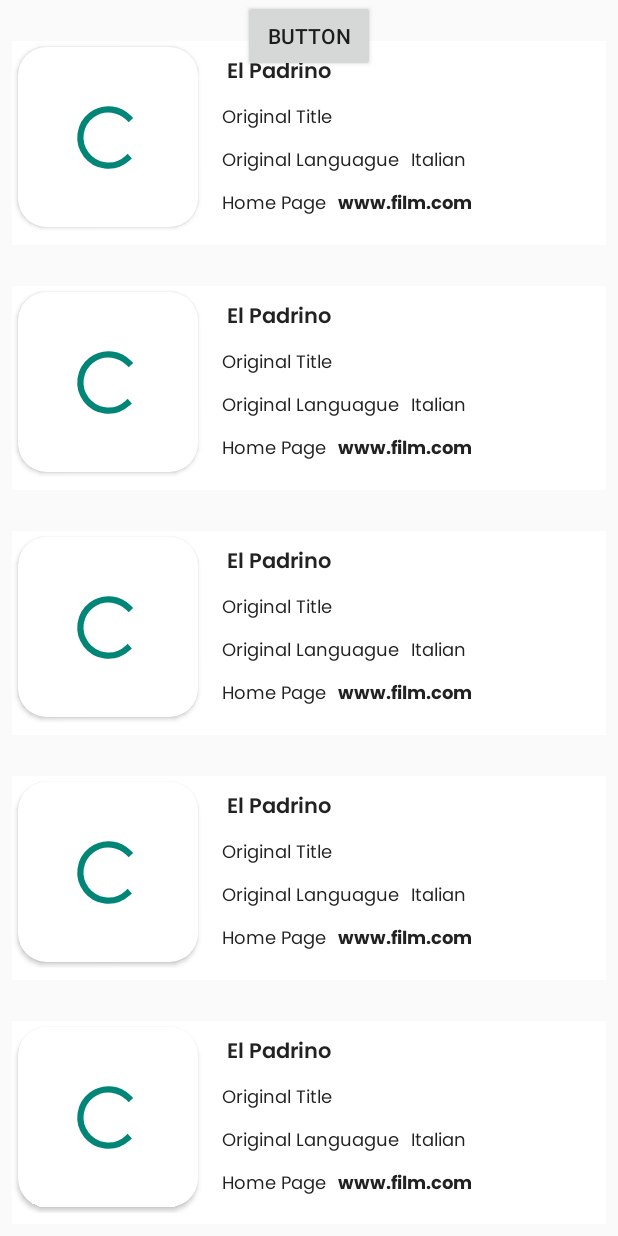
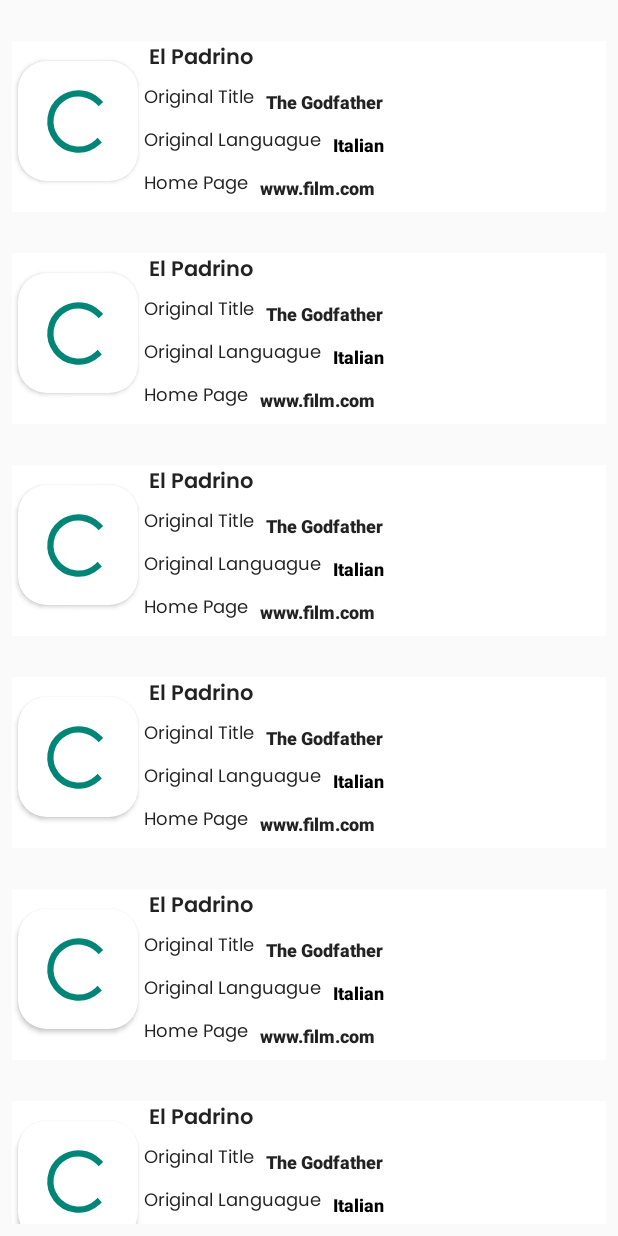
Before and after one commit to giannoniagustin/HealthyVirtuosoTest, an Android app: the layout fragment_movies.xml on its own in the app's theme, with its tools: preview values and no code run, on a phone screen of 412 x 824 dp. Run offline under Robolectric (Android 15) with nearby library versions, the phone set to English and light mode, and no system bars; network calls fail.

```diff
--- a/app/src/main/AndroidManifest.xml
+++ b/app/src/main/AndroidManifest.xml
@@ -19,5 +19,6 @@
             </intent-filter>
         </activity>
     </application>
+    <uses-permission android:name="android.permission.INTERNET" />
 
 </manifest>
--- a/app/src/main/java/com/example/healthyvirtuosotest/arch/movies/domain/model/Genre.kt
+++ b/app/src/main/java/com/example/healthyvirtuosotest/arch/movies/domain/model/Genre.kt
@@ -1,7 +1,7 @@
 package com.example.healthyvirtuosotest.arch.movies.domain.model
 
 import android.os.Parcelable
-import kotlinx.android.parcel.Parcelize
+import kotlinx.parcelize.Parcelize
 
 @Parcelize
 data class Genre(
--- a/app/src/main/java/com/example/healthyvirtuosotest/arch/movies/domain/model/ProductionCompany.kt
+++ b/app/src/main/java/com/example/healthyvirtuosotest/arch/movies/domain/model/ProductionCompany.kt
@@ -1,7 +1,7 @@
 package com.example.healthyvirtuosotest.arch.movies.domain.model
 
 import android.os.Parcelable
-import kotlinx.android.parcel.Parcelize
+import kotlinx.parcelize.Parcelize
 
 @Parcelize
 data class ProductionCompany(
--- a/app/src/main/java/com/example/healthyvirtuosotest/arch/movies/domain/model/ProductionCountry.kt
+++ b/app/src/main/java/com/example/healthyvirtuosotest/arch/movies/domain/model/ProductionCountry.kt
@@ -1,7 +1,7 @@
 package com.example.healthyvirtuosotest.arch.movies.domain.model
 
 import android.os.Parcelable
-import kotlinx.android.parcel.Parcelize
+import kotlinx.parcelize.Parcelize
 
 @Parcelize
 data class ProductionCountry(
--- a/app/src/main/java/com/example/healthyvirtuosotest/arch/movies/domain/model/SpokenLanguage.kt
+++ b/app/src/main/java/com/example/healthyvirtuosotest/arch/movies/domain/model/SpokenLanguage.kt
@@ -1,7 +1,7 @@
 package com.example.healthyvirtuosotest.arch.movies.domain.model
 
 import android.os.Parcelable
-import kotlinx.android.parcel.Parcelize
+import kotlinx.parcelize.Parcelize
 
 @Parcelize
 data class SpokenLanguage(
--- a/app/src/main/java/com/example/healthyvirtuosotest/arch/movies/repository/remote/RemoteMoviesDataSource.kt
+++ b/app/src/main/java/com/example/healthyvirtuosotest/arch/movies/repository/remote/RemoteMoviesDataSource.kt
@@ -5,7 +5,6 @@ import com.example.healthyvirtuosotest.core.abstraction.app.BaseDataSource
 import javax.inject.Inject
 
 class MoviesRemoteDataSource @Inject constructor(
-    private val categoriesServices: MoviesServices
-) : BaseDataSource() {
-    suspend fun getPopularMovies() = getResultServices { categoriesServices.popularMovies() }
+    private val categoriesServices: MoviesServices) : BaseDataSource() {
+    suspend fun getPopularMovies() = getResultServices { categoriesServices.popularMovies("4113f3ad734e747a5b463cde8c55de42") }
 }
--- a/app/src/main/java/com/example/healthyvirtuosotest/arch/movies/repository/service/MoviesServices.kt
+++ b/app/src/main/java/com/example/healthyvirtuosotest/arch/movies/repository/service/MoviesServices.kt
@@ -3,8 +3,9 @@ package com.example.healthyvirtuosotest.arch.movies.repository.service
 import com.example.healthyvirtuosotest.arch.movies.domain.model.Movie
 import retrofit2.Response
 import retrofit2.http.GET
+import retrofit2.http.Query
 
 interface MoviesServices {
     @GET("movie/popular")
-    suspend fun popularMovies(): Response<List<Movie>>
+    suspend fun popularMovies(@Query("api_key") key: String): Response<List<Movie>>
 }
--- a/app/src/main/java/com/example/healthyvirtuosotest/core/di/ApiModule.kt
+++ b/app/src/main/java/com/example/healthyvirtuosotest/core/di/ApiModule.kt
@@ -1,6 +1,5 @@
 package com.example.healthyvirtuosotest.core.di
 
-import com.example.healthyvirtuosotest.arch.movies.repository.service.MoviesServices
 import dagger.Module
 import dagger.Provides
 import dagger.hilt.InstallIn
@@ -15,12 +14,12 @@ import javax.inject.Singleton
 @Module
 @InstallIn(SingletonComponent::class)
 object ApiModule {
-    private const val BASE_URL = "https://restcountries.eu/rest/v2/"
+    private const val BASE_URL = "https://api.themoviedb.org/3/"
 
     @Provides
     @Singleton
     @Named("ApiKey")
-    fun providerApiKey() = ""
+    fun providerApiKey() = "4113f3ad734e747a5b463cde8c55de42"
 
     @Singleton
     @Provides
--- a/app/src/main/java/com/example/healthyvirtuosotest/views/fragments/MoviesFragment.kt
+++ b/app/src/main/java/com/example/healthyvirtuosotest/views/fragments/MoviesFragment.kt
@@ -45,7 +45,6 @@ class MoviesFragment : BaseFragment<FragmentMoviesBinding, MainActivity>() {
         binding = getBindingClass()
         binding.rvMovies.layoutManager =
             LinearLayoutManager(requireContext(), RecyclerView.VERTICAL, false)
-        binding.button.setOnClickListener { moviesViewModel.getMovies() }
         binding.rvMovies.initGrid(
             dataSet = movieAdapter,
             span = 1,
@@ -62,8 +61,6 @@ class MoviesFragment : BaseFragment<FragmentMoviesBinding, MainActivity>() {
                     )
                 }
             })
-
-
         return binding.root
     }
 
@@ -78,18 +75,15 @@ class MoviesFragment : BaseFragment<FragmentMoviesBinding, MainActivity>() {
                 }
                 Resource.Status.LOADING -> {
                     showDialog()
-
                 }
                 Resource.Status.ERROR -> {
                     dismissDialog()
-
                 }
             }
         }
     }
 
     override fun onResume() {
-        moviesViewModel.getMovies()
         super.onResume()
     }
 }
--- a/app/src/main/res/layout/fragment_movies.xml
+++ b/app/src/main/res/layout/fragment_movies.xml
@@ -23,13 +23,5 @@
             tools:itemCount="6"
             tools:listitem="@layout/movie_card" />
 
-        <Button
-            android:id="@+id/button"
-            android:layout_width="wrap_content"
-            android:layout_height="wrap_content"
-            android:text="Button"
-            app:layout_constraintEnd_toEndOf="parent"
-            app:layout_constraintStart_toStartOf="parent"
-            app:layout_constraintTop_toTopOf="parent" />
     </androidx.constraintlayout.widget.ConstraintLayout>
 </layout>
--- a/app/src/main/res/layout/movie_card.xml
+++ b/app/src/main/res/layout/movie_card.xml
@@ -1,5 +1,7 @@
 <?xml version="1.0" encoding="utf-8"?>
-<layout>
+<layout xmlns:tools="http://schemas.android.com/tools"
+    xmlns:android="http://schemas.android.com/apk/res/android"
+    xmlns:app="http://schemas.android.com/apk/res-auto">
 
     <data>
 
@@ -8,9 +10,7 @@
             type="com.example.healthyvirtuosotest.arch.movies.domain.model.Movie" />
     </data>
 
-    <androidx.constraintlayout.widget.ConstraintLayout xmlns:android="http://schemas.android.com/apk/res/android"
-        xmlns:app="http://schemas.android.com/apk/res-auto"
-        xmlns:tools="http://schemas.android.com/tools"
+    <androidx.constraintlayout.widget.ConstraintLayout
         android:layout_width="match_parent"
         android:layout_height="wrap_content"
         android:layout_marginTop="19dp"
@@ -20,7 +20,7 @@
 
         <androidx.cardview.widget.CardView
             android:id="@+id/img_card_view"
-            android:layout_width="120dp"
+            android:layout_width="80dp"
             android:layout_height="0dp"
             android:layout_margin="4dp"
             app:cardCornerRadius="19dp"
@@ -37,7 +37,11 @@
                     android:id="@+id/img_movie"
                     android:layout_width="match_parent"
                     android:layout_height="match_parent"
-                    android:contentDescription="" />
+                    android:contentDescription=""
+                    app:layout_constraintBottom_toBottomOf="parent"
+                    app:layout_constraintEnd_toEndOf="parent"
+                    app:layout_constraintStart_toStartOf="parent"
+                    app:layout_constraintTop_toTopOf="parent" />
 
                 <ProgressBar
                     android:id="@+id/pBar"
@@ -54,7 +58,7 @@
         <androidx.constraintlayout.widget.ConstraintLayout
             android:layout_width="0dp"
             android:layout_height="wrap_content"
-            android:layout_marginStart="16dp"
+            android:layout_marginStart="4dp"
             android:orientation="vertical"
             app:layout_constraintBottom_toBottomOf="parent"
             app:layout_constraintEnd_toEndOf="parent"
@@ -86,12 +90,13 @@
 
             <TextView
                 android:id="@+id/tv_original_title_value"
-                style="@style/BlackSimpleTitle_12_Style"
+                style="@style/BlackBold_12"
                 android:layout_width="wrap_content"
                 android:layout_height="0dp"
                 android:layout_marginStart="8dp"
                 android:layout_marginTop="8dp"
                 android:text="@{movie.originalTitle}"
+                tools:text="The Godfather"
                 android:textColor="@color/color_black_222222"
                 app:layout_constraintStart_toEndOf="@+id/tv_original_title"
                 app:layout_constraintTop_toBottomOf="@+id/tv_item_movie" />
@@ -109,12 +114,11 @@
 
             <TextView
                 android:id="@+id/tv_languague_text_value"
-                style="@style/SimpleTitle_12_Style"
+                style="@style/BlackBold_12"
                 android:layout_width="0dp"
                 android:layout_height="wrap_content"
                 android:layout_marginStart="8dp"
                 android:text="@{movie.originalLanguage}"
-                android:textColor="@color/color_black_222222"
                 app:layout_constraintBottom_toBottomOf="@+id/tv_languague_text"
                 app:layout_constraintStart_toEndOf="@+id/tv_languague_text"
                 tools:text="Italian" />
@@ -132,7 +136,7 @@
 
             <TextView
                 android:id="@+id/tv_homepage_value"
-                style="@style/BlackSimpleTitle_12_Style"
+                style="@style/BlackBold_12"
                 android:layout_width="0dp"
                 android:layout_height="wrap_content"
                 android:layout_marginStart="8dp"
--- a/app/src/main/res/values/styles.xml
+++ b/app/src/main/res/values/styles.xml
@@ -26,6 +26,13 @@
         <item name="android:fontFamily">sans-serif-medium</item>
         <item name="android:textStyle">bold</item>
     </style>
+    <style name="BlackBold_12">
+        <item name="android:textColor">@color/black</item>
+        <item name="android:textSize">12dp</item>
+        <item name="android:fontFamily">sans-serif-medium</item>
+        <item name="android:textStyle">bold</item>
+    </style>
+
 
     <style name="BlackSimpleTitle_12_Style">
         <item name="android:textColor">@color/colorGrayText</item>
```
Also changed, not shown: app/build.gradle (+27 -34 lines), app/src/main/java/com/example/healthyvirtuosotest/arch/movies/domain/model/Movie.kt (+51 -0 lines), app/src/main/java/com/example/healthyvirtuosotest/arch/movies/domain/model/Movies.kt (+2 -50 lines), app/src/main/java/com/example/healthyvirtuosotest/arch/movies/repository/MoviesRepository.kt (+3 -5 lines), build.gradle (+27 -9 lines).
